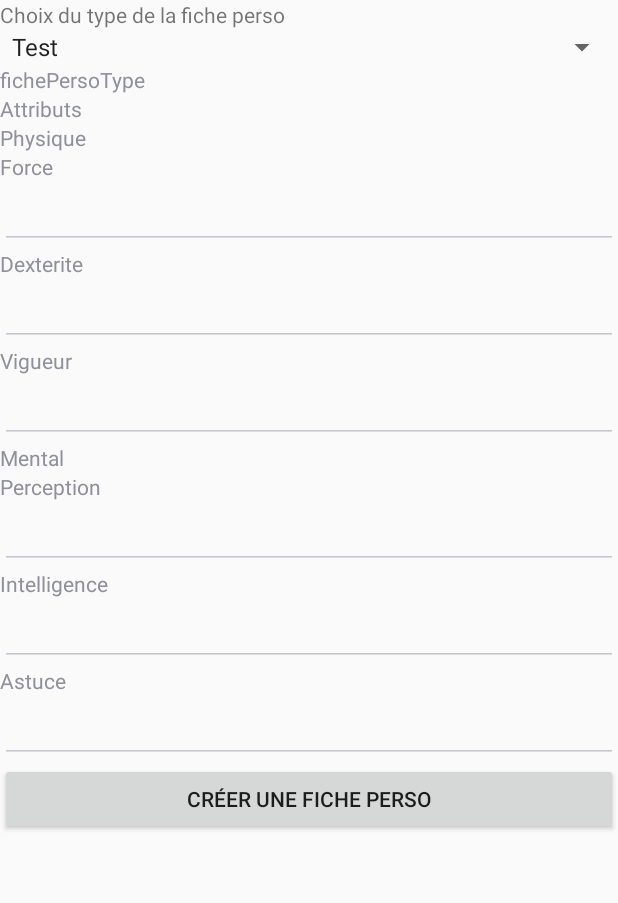
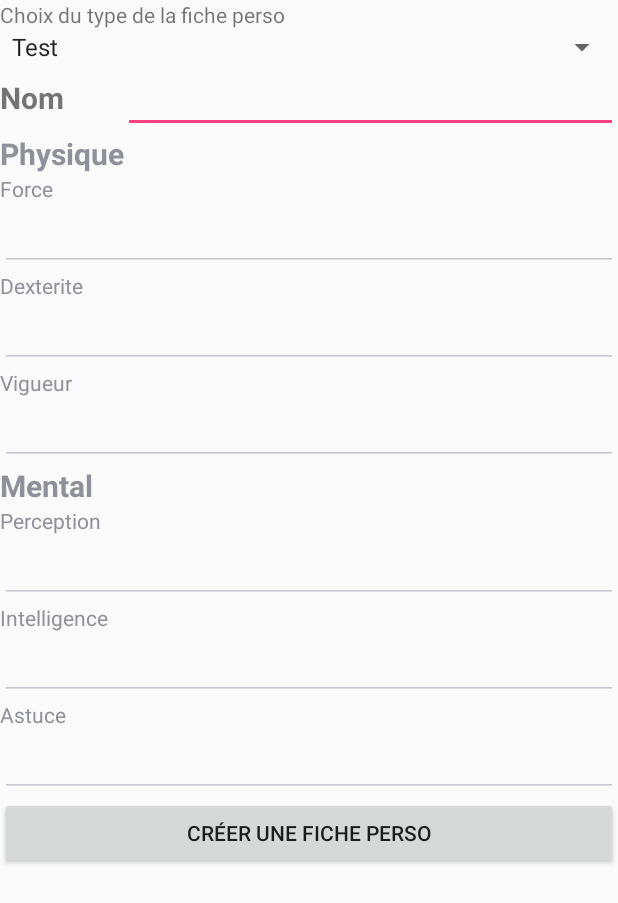
Before and after one commit to Kitolex/AndroidProjetJDR, an Android app: the CreationActivite screen opened directly, with no data from a screen before it, on a phone screen of 412 x 824 dp. Shown: the top 903 px of the screen. Run offline under Robolectric (Android 15) with nearby library versions, the phone set to English and light mode, and no system bars.

Commit message:
début affichage d'un fiche perso déjà créée et refactoring du reste au besoin

```diff
--- a/app/src/main/assets/Test2.xml
+++ b/app/src/main/assets/Test2.xml
@@ -3,14 +3,16 @@
 	<Attributs>
 		<Physique valeur="1">
 			<Force valeur="1"/>
-		<Dexterite valeur="1"/>
 			<Vigueur valeur="1"/>
 		</Physique>
 		<Mental valeur="1">
 			<Perception valeur="1"/>
 			<Intelligence valeur="1"/>
-	  <Astuce valeur="1"/>
 		</Mental>
+		<Social valeur="1">
+			<Eloquence valeur="1"/>
+			<Charisme valeur="1"/>
+		</Social>
 	</Attributs>
 
 </fichePersoType>
--- a/app/src/main/java/ca/uqac/projetjdr/CreationActivite.java
+++ b/app/src/main/java/ca/uqac/projetjdr/CreationActivite.java
@@ -2,9 +2,12 @@ package ca.uqac.projetjdr;
 
 import android.app.Activity;
 import android.content.Context;
+import android.content.pm.ActivityInfo;
+import android.graphics.Typeface;
 import android.os.Bundle;
 import android.support.v7.app.AppCompatActivity;
 import android.util.Log;
+import android.util.TypedValue;
 import android.view.View;
 import android.view.ViewGroup;
 import android.widget.AdapterView;
@@ -14,6 +17,7 @@ import android.widget.EditText;
 import android.widget.LinearLayout;
 import android.widget.Spinner;
 import android.widget.TextView;
+import android.widget.Toast;
 
 import org.xml.sax.SAXException;
 
@@ -100,19 +104,23 @@ public class CreationActivite extends Activity {
             }
 
         });
+
+        setRequestedOrientation(ActivityInfo.SCREEN_ORIENTATION_PORTRAIT);
     }
 
 
     public void CreerAffichage(NoeudXML res, LinearLayout l) {
         System.out.println(res.getNom());
         if (res.haveSousElement()) {
+            if(!res.getNom().equals("fichePersoType") && !res.getNom().equals("Attributs")){
                 LinearLayout layout = new LinearLayout(getApplicationContext());
                 layout.setId(15+1);
                 layout.setOrientation(LinearLayout.VERTICAL);
                 TextView textview = new TextView(getApplicationContext());
                 textview.setText(res.getNom());
                 textview.setTag("attribName_"+number);
-            //textview.setTag(number, res.getNom());
+                textview.setTextSize(TypedValue.COMPLEX_UNIT_DIP, 20);
+                textview.setTypeface(null, Typeface.BOLD);
                 layout.addView(textview);
                 l.addView(layout);
                 ArrayList<NoeudXML> temp = res.getListNoeud();
@@ -120,13 +128,18 @@ public class CreationActivite extends Activity {
                 for (NoeudXML test : temp) {
                     CreerAffichage(test, layout);
                 }
+            } else {
+                ArrayList<NoeudXML> temp = res.getListNoeud();
+                for (NoeudXML test : temp) {
+                    CreerAffichage(test, l);
+                }
+            }
+
         }else{
             TextView textview = new TextView(getApplicationContext());
             textview.setText(res.getNom());
-            //textview.setTag(number, res.getNom());
             textview.setTag("attribName_"+number);
             EditText edittext = new EditText(getApplicationContext());
-            //edittext.setTag(number, res.getNom());
             edittext.setTag("attribValue_"+number);
             l.addView(textview);
             l.addView(edittext);
@@ -141,12 +154,11 @@ public class CreationActivite extends Activity {
         ArrayList<View> listName, listAttribut;
         int count = 1;
         FichePersonnage fiche;
-        EditText test;
 
-
+        EditText editNomFichePerso = (EditText)findViewById(R.id.editNomFichePerso);
 
         try{
-            fiche = new FichePersonnage("Dummy");
+            fiche = new FichePersonnage(editNomFichePerso.getText().toString());
 
             listName = getViewsByTag(mylayout, "attribName_" + count);
             listAttribut = getViewsByTag(mylayout, "attribValue_" + count);
@@ -167,12 +179,18 @@ public class CreationActivite extends Activity {
                 listAttribut = getViewsByTag(mylayout, "attribValue_" + count);
             }
 
+            Log.i("JDR_LOG", fiche.toStringDetails());
+
             db.createFiche(fiche);
+
+            Toast.makeText(getApplicationContext(), "fiche " + fiche.getNomPersonnage() + " créée", Toast.LENGTH_SHORT).show();
         } catch(ValeurImpossibleException e) {
             e.printStackTrace();
+            Toast.makeText(getApplicationContext(), "Echec lors de la création de la fiche", Toast.LENGTH_SHORT).show();
         }
 
         db.close();
+        this.finish();
     }
 
     public ArrayList<View> getViewsByTag(ViewGroup root, String tag){
--- a/app/src/main/java/ca/uqac/projetjdr/DatabaseHelper.java
+++ b/app/src/main/java/ca/uqac/projetjdr/DatabaseHelper.java
@@ -24,7 +24,7 @@ import ca.uqac.projetjdr.jdr.exception.ValeurImpossibleException;
 public class DatabaseHelper extends SQLiteOpenHelper {
 
     private static final String LOG = "DIM";
-    private static final int DATABASE_VERSION = 2;
+    private static final int DATABASE_VERSION = 5;
     private static final String DATABASE_NAME = "JDR";
 
     private static final String TABLE_FICHE = "fiches";
--- a/app/src/main/java/ca/uqac/projetjdr/HistoriqueDesActivity.java
+++ b/app/src/main/java/ca/uqac/projetjdr/HistoriqueDesActivity.java
@@ -19,7 +19,7 @@ public class HistoriqueDesActivity extends AppCompatActivity {
         Intent intent = getIntent();
 
         historiqueTextView = (TextView)findViewById(R.id.historiqueDes_historiqueTextView);
-        historiqueTextView.setText(intent.getStringExtra("historique"));
+        historiqueTextView.setText(intent.getStringExtra(LancerDesActivity.EXTRA_HISTORIQUE));
 
         setRequestedOrientation(ActivityInfo.SCREEN_ORIENTATION_PORTRAIT);
     }
--- a/app/src/main/java/ca/uqac/projetjdr/ImporterActivite.java
+++ b/app/src/main/java/ca/uqac/projetjdr/ImporterActivite.java
@@ -1,5 +1,6 @@
 package ca.uqac.projetjdr;
 
+import android.content.pm.ActivityInfo;
 import android.os.Bundle;
 import android.support.v7.app.AppCompatActivity;
 
@@ -13,5 +14,7 @@ public class ImporterActivite extends AppCompatActivity {
     protected void onCreate(Bundle savedInstanceState) {
         super.onCreate(savedInstanceState);
         setContentView(R.layout.importer_activity);
+
+        setRequestedOrientation(ActivityInfo.SCREEN_ORIENTATION_PORTRAIT);
     }
 }
--- a/app/src/main/java/ca/uqac/projetjdr/LancerDesActivity.java
+++ b/app/src/main/java/ca/uqac/projetjdr/LancerDesActivity.java
@@ -21,6 +21,7 @@ public class LancerDesActivity extends AppCompatActivity implements SensorEventL
 
     public static final int MAX_SIZE = 120;
     public static final int MIN_SIZE = 80;
+    public static final String EXTRA_HISTORIQUE = "historique";
     private ImageButton buttonDesSelectionne;
     private int valeurDesSelectionne;
     private Button buttonLancerDeSelectionne;
@@ -347,7 +348,7 @@ public class LancerDesActivity extends AppCompatActivity implements SensorEventL
 
         Intent i = new Intent(this, HistoriqueDesActivity.class);
 
-        i.putExtra("historique", historiqueString);
+        i.putExtra(EXTRA_HISTORIQUE, historiqueString);
 
         startActivity(i);
     }
--- a/app/src/main/java/ca/uqac/projetjdr/MainActivity.java
+++ b/app/src/main/java/ca/uqac/projetjdr/MainActivity.java
@@ -2,6 +2,7 @@ package ca.uqac.projetjdr;
 
 import android.content.Intent;
 
+import android.content.pm.ActivityInfo;
 import android.support.v7.app.AppCompatActivity;
 import android.os.Bundle;
 import android.view.View;
@@ -26,6 +27,7 @@ public class MainActivity extends AppCompatActivity {
         super.onCreate(savedInstanceState);
         setContentView(R.layout.activity_main);
 
+        setRequestedOrientation(ActivityInfo.SCREEN_ORIENTATION_PORTRAIT);
     }
 
     public void BoutonCreer(View view) {
@@ -34,7 +36,7 @@ public class MainActivity extends AppCompatActivity {
     }
 
     public void BoutonModifier(View view) {
-        Intent intent = new Intent(MainActivity.this, ModifierActivite.class);
+        Intent intent = new Intent(MainActivity.this, ListeFichesActivity.class);
         startActivity(intent);
     }
 
--- a/app/src/main/res/layout/creation_activity.xml
+++ b/app/src/main/res/layout/creation_activity.xml
@@ -7,6 +7,10 @@
     android:orientation="vertical"
     tools:context="ca.uqac.projetjdr.MainActivity">
 
+    <ScrollView
+        android:layout_width="match_parent"
+        android:layout_height="wrap_content">
+
         <LinearLayout
             android:id="@+id/layout1"
             android:layout_width="match_parent"
@@ -14,7 +18,7 @@
             android:orientation="vertical">
 
             <TextView
-            android:text="Choix du type de la fiche perso"
+                android:text="@string/choix_du_type_de_la_fiche_perso"
                 android:layout_width="match_parent"
                 android:layout_height="wrap_content"
                 android:id="@+id/textView"/>
@@ -24,6 +28,28 @@
                 android:layout_width="match_parent"
                 android:layout_height="wrap_content"
                 />
+
+            <LinearLayout
+                android:layout_width="match_parent"
+                android:layout_height="wrap_content"
+                android:orientation="horizontal">
+
+                <TextView
+                    android:layout_width="0dp"
+                    android:layout_height="wrap_content"
+                    android:layout_weight="1"
+                    android:textSize="20dp"
+                    android:textStyle="bold"
+                    android:text="@string/nom"/>
+
+                <EditText
+                    android:id="@+id/editNomFichePerso"
+                    android:layout_width="0dp"
+                    android:layout_height="wrap_content"
+                    android:layout_weight="4"/>
+
+            </LinearLayout>
+
 
             <LinearLayout
                 android:id="@+id/affichage"
@@ -38,11 +64,12 @@
             <Button
                 android:layout_width="match_parent"
                 android:layout_height="wrap_content"
-            android:text="Créer une fiche perso"
+                android:text="@string/creer_une_fiche_perso"
                 android:id="@+id/Creer" />
 
 
         </LinearLayout>
 
+    </ScrollView>
 
 </android.support.constraint.ConstraintLayout>
--- a/app/src/main/res/values/strings.xml
+++ b/app/src/main/res/values/strings.xml
@@ -7,4 +7,8 @@
     <string name="plus1">+1</string>
     <string name="moins1">-1</string>
     <string name="historique">Historique</string>
+    <string name="choix_du_type_de_la_fiche_perso">Choix du type de la fiche perso</string>
+    <string name="creer_une_fiche_perso">Créer une fiche perso</string>
+    <string name="vous_n_avez_cree_aucune_fiche">Vous n\'avez créé aucune fiche !</string>
+    <string name="nom">Nom</string>
 </resources>
```
Also changed, not shown: app/src/main/AndroidManifest.xml (+26 -9 lines), app/src/main/java/ca/uqac/projetjdr/ListeFichesActivity.java (added, +48 -0 lines), app/src/main/java/ca/uqac/projetjdr/ModifierActivite.java (+72 -0 lines), app/src/main/java/ca/uqac/projetjdr/jdr/Attribut.java (+12 -0 lines), app/src/main/java/ca/uqac/projetjdr/jdr/FichePersonnage.java (+16 -0 lines), app/src/main/res/layout/activity_liste_fiches.xml (added, +19 -0 lines), app/src/main/res/layout/modifier_activity.xml (+38 -11 lines). Lines whose indentation alone changed are shown as unchanged.
